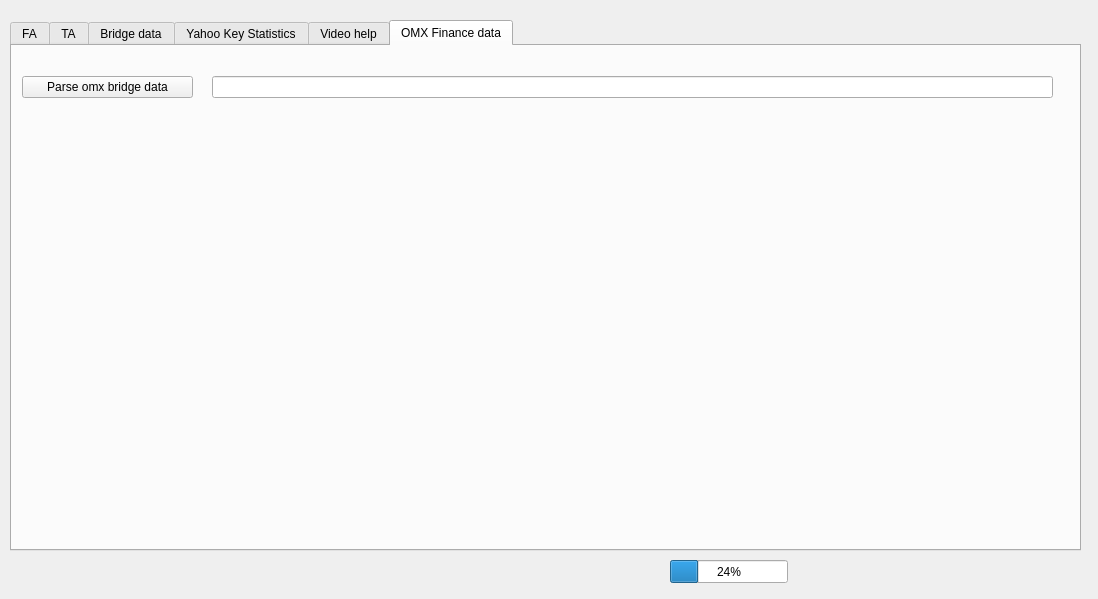
Before: the Qt Designer form src/Application/Tabs/7_ImportData/importdata.ui in ralex1975/jackStock, drawn with Qt 5.
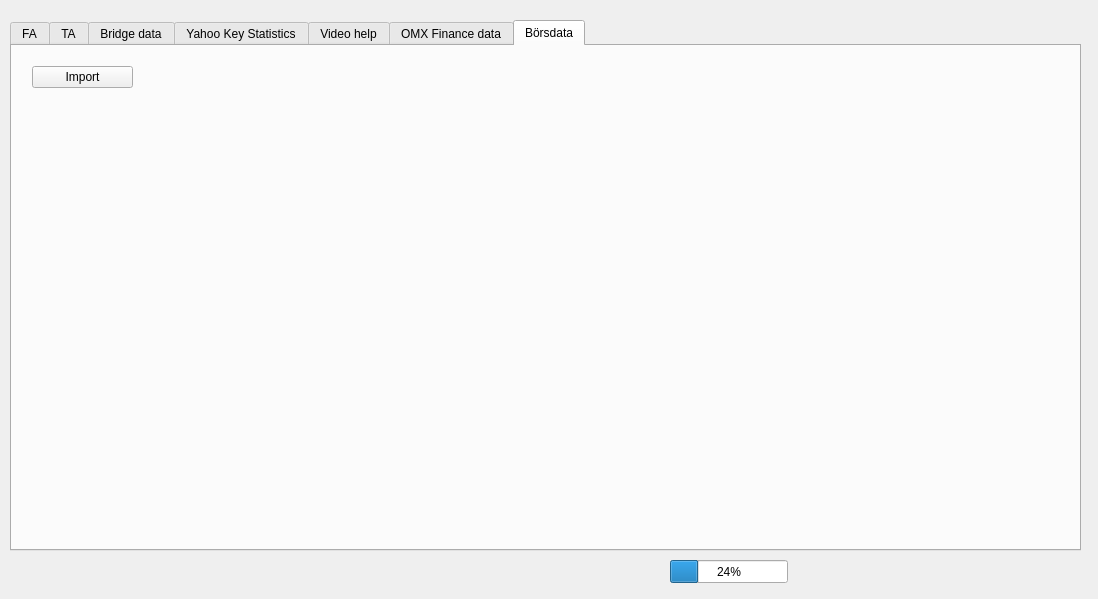
After: the same form once the commit is applied. Custom widgets are drawn as their Qt base class.

What changed in the file:
```diff
--- a/src/Application/Tabs/7_ImportData/importdata.ui
+++ b/src/Application/Tabs/7_ImportData/importdata.ui
@@ -36,7 +36,7 @@
     </rect>
    </property>
    <property name="currentIndex">
-    <number>5</number>
+    <number>6</number>
    </property>
    <widget class="QWidget" name="tab">
     <attribute name="title">
@@ -445,6 +445,24 @@
      </property>
     </widget>
    </widget>
+   <widget class="QWidget" name="tab_6">
+    <attribute name="title">
+     <string>Börsdata</string>
+    </attribute>
+    <widget class="QPushButton" name="pushButtonImportBorsData">
+     <property name="geometry">
+      <rect>
+       <x>20</x>
+       <y>20</y>
+       <width>101</width>
+       <height>22</height>
+      </rect>
+     </property>
+     <property name="text">
+      <string>Import</string>
+     </property>
+    </widget>
+   </widget>
   </widget>
  </widget>
  <customwidgets>
```
